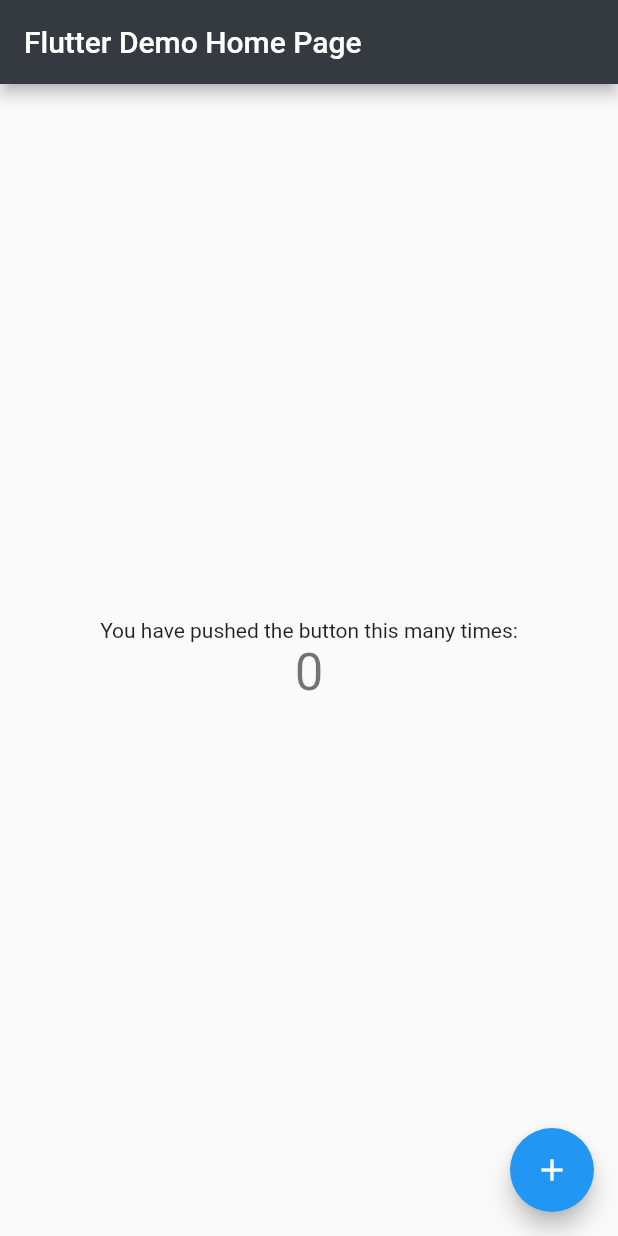
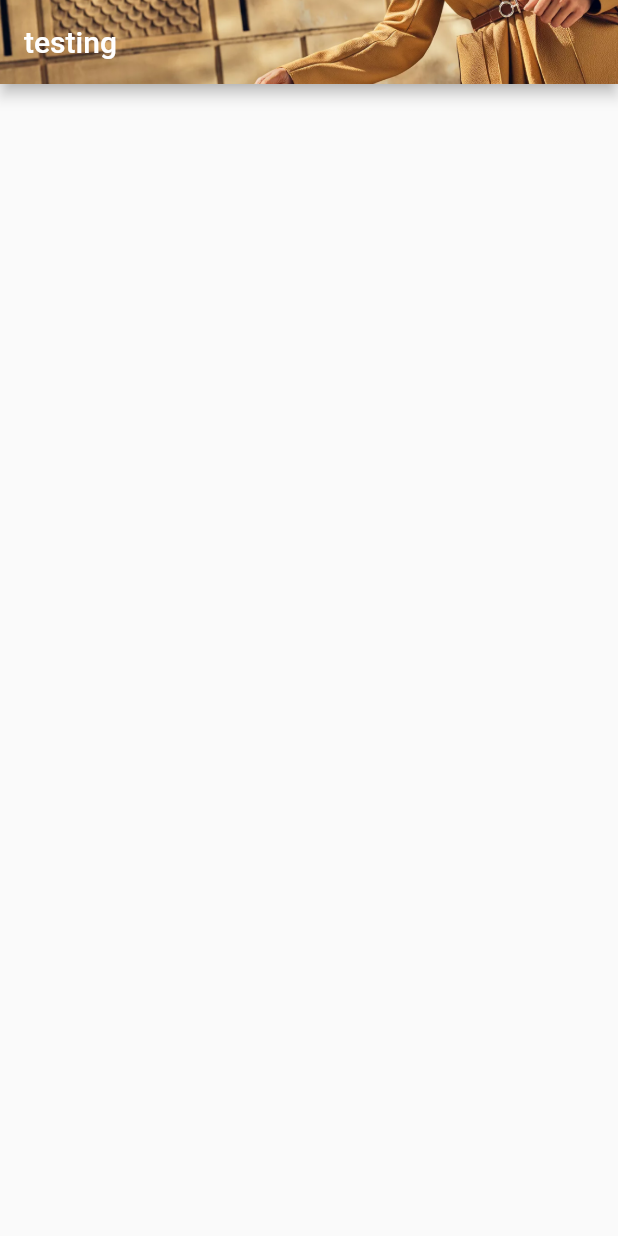
Before and after one commit to rrreb/FYP-mobile-app, a Flutter app: the screen it shows after launch, on a phone screen of 412 x 824 dp. Run offline on Flutter 3.47's test engine with Material 2 defaults, Android fonts, the phone set to English and light mode, and no system bars.

Commit message:
home: add banner image

```diff
--- a/flutter_application/lib/main.dart
+++ b/flutter_application/lib/main.dart
@@ -27,92 +27,108 @@ class MyApp extends StatelessWidget {
         primary: const Color(0xFF343A40),
         // secondary: const Color(0xFFFFC107),
       )),
-      home: const MyHomePage(title: 'Flutter Demo Home Page'),
+      home: MyHomePage(),
     );
   }
 }
 
-class MyHomePage extends StatefulWidget {
-  const MyHomePage({super.key, required this.title});
-
-  // This widget is the home page of your application. It is stateful, meaning
-  // that it has a State object (defined below) that contains fields that affect
-  // how it looks.
-
-  // This class is the configuration for the state. It holds the values (in this
-  // case the title) provided by the parent (in this case the App widget) and
-  // used by the build method of the State. Fields in a Widget subclass are
-  // always marked "final".
-
-  final String title;
-
-  @override
-  State<MyHomePage> createState() => _MyHomePageState();
-}
-
-class _MyHomePageState extends State<MyHomePage> {
-  int _counter = 0;
-
-  void _incrementCounter() {
-    setState(() {
-      // This call to setState tells the Flutter framework that something has
-      // changed in this State, which causes it to rerun the build method below
-      // so that the display can reflect the updated values. If we changed
-      // _counter without calling setState(), then the build method would not be
-      // called again, and so nothing would appear to happen.
-      _counter++;
-    });
-  }
-
+class MyHomePage extends StatelessWidget {
   @override
   Widget build(BuildContext context) {
-    // This method is rerun every time setState is called, for instance as done
-    // by the _incrementCounter method above.
-    //
-    // The Flutter framework has been optimized to make rerunning build methods
-    // fast, so that you can just rebuild anything that needs updating rather
-    // than having to individually change instances of widgets.
     return Scaffold(
       appBar: AppBar(
-        // Here we take the value from the MyHomePage object that was created by
-        // the App.build method, and use it to set our appbar title.
-        title: Text(widget.title),
-      ),
-      body: Center(
-        // Center is a layout widget. It takes a single child and positions it
-        // in the middle of the parent.
-        child: Column(
-          // Column is also a layout widget. It takes a list of children and
-          // arranges them vertically. By default, it sizes itself to fit its
-          // children horizontally, and tries to be as tall as its parent.
-          //
-          // Invoke "debug painting" (press "p" in the console, choose the
-          // "Toggle Debug Paint" action from the Flutter Inspector in Android
-          // Studio, or the "Toggle Debug Paint" command in Visual Studio Code)
-          // to see the wireframe for each widget.
-          //
-          // Column has various properties to control how it sizes itself and
-          // how it positions its children. Here we use mainAxisAlignment to
-          // center the children vertically; the main axis here is the vertical
-          // axis because Columns are vertical (the cross axis would be
-          // horizontal).
-          mainAxisAlignment: MainAxisAlignment.center,
-          children: <Widget>[
-            const Text(
-              'You have pushed the button this many times:',
-            ),
-            Text(
-              '$_counter',
-              style: Theme.of(context).textTheme.headline4,
-            ),
-          ],
+        title: Text('testing'),
+        flexibleSpace: Image(
+          image: AssetImage('assets/images/banner-hermes.png'),
+          fit: BoxFit.cover,
         ),
       ),
-      floatingActionButton: FloatingActionButton(
-        onPressed: _incrementCounter,
-        tooltip: 'Increment',
-        child: const Icon(Icons.add),
-      ), // This trailing comma makes auto-formatting nicer for build methods.
+      body: Container(),
     );
   }
 }
+
+// class MyHomePage extends StatefulWidget {
+//   const MyHomePage({super.key, required this.title});
+
+//   // This widget is the home page of your application. It is stateful, meaning
+//   // that it has a State object (defined below) that contains fields that affect
+//   // how it looks.
+
+//   // This class is the configuration for the state. It holds the values (in this
+//   // case the title) provided by the parent (in this case the App widget) and
+//   // used by the build method of the State. Fields in a Widget subclass are
+//   // always marked "final".
+
+//   final String title;
+
+//   @override
+//   State<MyHomePage> createState() => _MyHomePageState();
+// }
+
+// class _MyHomePageState extends State<MyHomePage> {
+//   int _counter = 0;
+
+//   void _incrementCounter() {
+//     setState(() {
+//       // This call to setState tells the Flutter framework that something has
+//       // changed in this State, which causes it to rerun the build method below
+//       // so that the display can reflect the updated values. If we changed
+//       // _counter without calling setState(), then the build method would not be
+//       // called again, and so nothing would appear to happen.
+//       _counter++;
+//     });
+//   }
+
+//   @override
+//   Widget build(BuildContext context) {
+//     // This method is rerun every time setState is called, for instance as done
+//     // by the _incrementCounter method above.
+//     //
+//     // The Flutter framework has been optimized to make rerunning build methods
+//     // fast, so that you can just rebuild anything that needs updating rather
+//     // than having to individually change instances of widgets.
+//     return Scaffold(
+//       appBar: AppBar(
+//         // Here we take the value from the MyHomePage object that was created by
+//         // the App.build method, and use it to set our appbar title.
+//         title: Text(widget.title),
+//       ),
+//       body: Center(
+//         // Center is a layout widget. It takes a single child and positions it
+//         // in the middle of the parent.
+//         child: Column(
+//           // Column is also a layout widget. It takes a list of children and
+//           // arranges them vertically. By default, it sizes itself to fit its
+//           // children horizontally, and tries to be as tall as its parent.
+//           //
+//           // Invoke "debug painting" (press "p" in the console, choose the
+//           // "Toggle Debug Paint" action from the Flutter Inspector in Android
+//           // Studio, or the "Toggle Debug Paint" command in Visual Studio Code)
+//           // to see the wireframe for each widget.
+//           //
+//           // Column has various properties to control how it sizes itself and
+//           // how it positions its children. Here we use mainAxisAlignment to
+//           // center the children vertically; the main axis here is the vertical
+//           // axis because Columns are vertical (the cross axis would be
+//           // horizontal).
+//           mainAxisAlignment: MainAxisAlignment.center,
+//           children: <Widget>[
+//             const Text(
+//               'You have pushed the button this many times:',
+//             ),
+//             Text(
+//               '$_counter',
+//               style: Theme.of(context).textTheme.headline4,
+//             ),
+//           ],
+//         ),
+//       ),
+//       floatingActionButton: FloatingActionButton(
+//         onPressed: _incrementCounter,
+//         tooltip: 'Increment',
+//         child: const Icon(Icons.add),
+//       ), // This trailing comma makes auto-formatting nicer for build methods.
+//     );
+//   }
+// }
--- a/flutter_application/pubspec.yaml
+++ b/flutter_application/pubspec.yaml
@@ -60,8 +60,8 @@ flutter:
   uses-material-design: true
 
   # To add assets to your application, add an assets section, like this:
-  # assets:
-  #   - images/a_dot_burr.jpeg
+  assets:
+    - assets/images/
   #   - images/a_dot_ham.jpeg
 
   # An image asset can refer to one or more resolution-specific "variants", see
```
Also changed, not shown: flutter_application/assets/images/banner-hermes.png (added).
